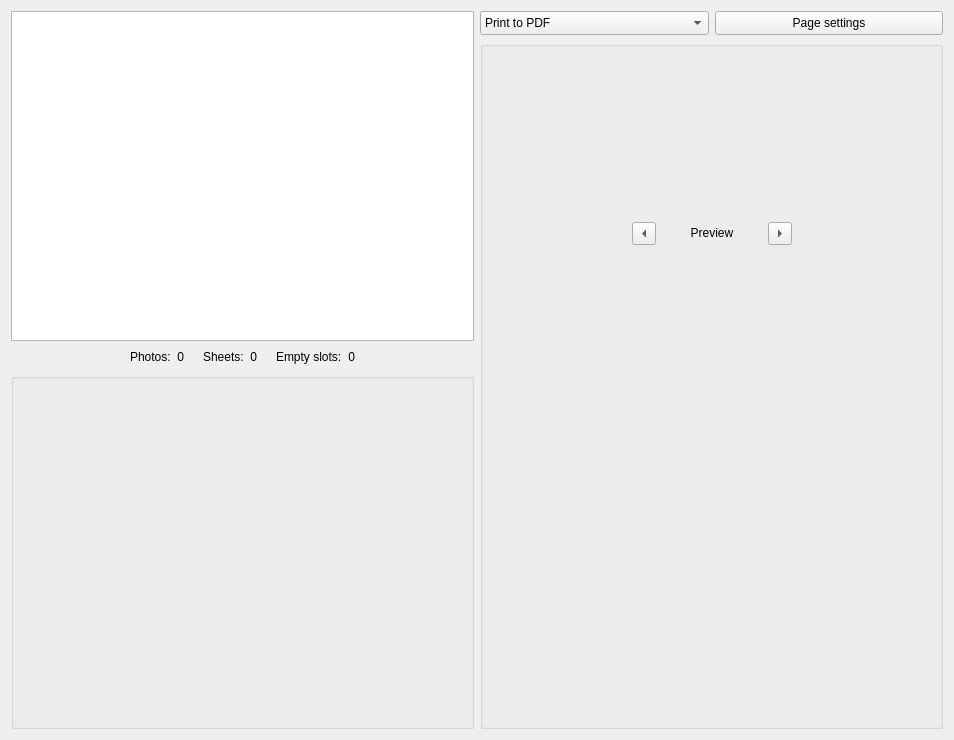
First picture: the form in utilities/assistants/printcreator/ui/advprintphotopage.ui, repository KDE/digikam, before the edit.
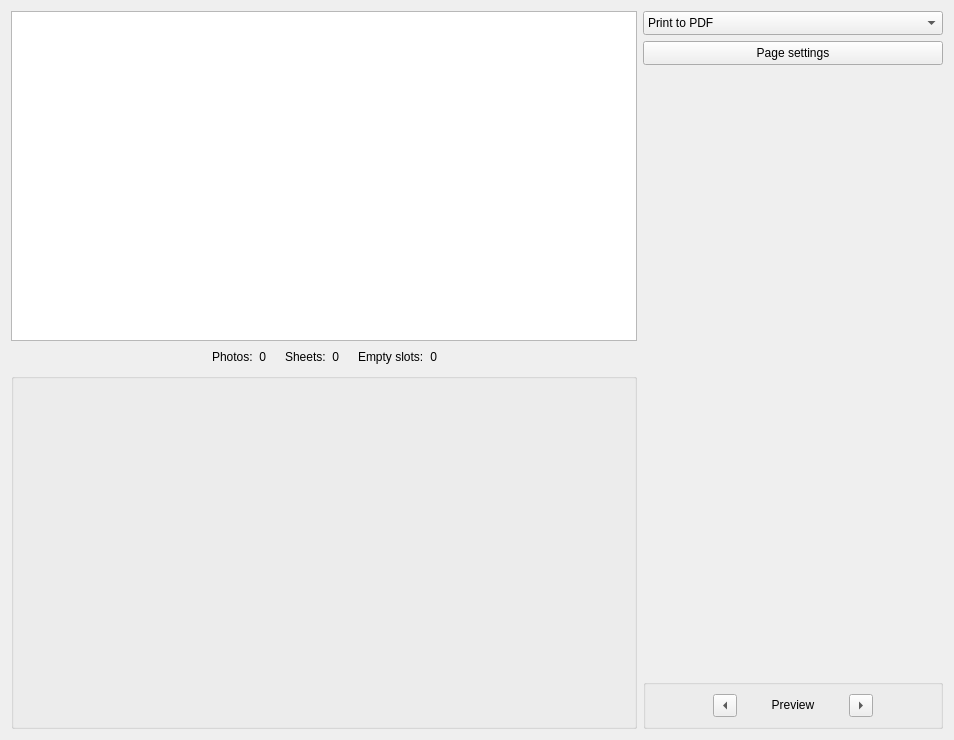
Second picture: the form after the edit.

Diff of the .ui file:
```diff
--- a/utilities/assistants/printcreator/ui/advprintphotopage.ui
+++ b/utilities/assistants/printcreator/ui/advprintphotopage.ui
@@ -168,7 +168,7 @@
      <item>
       <layout class="QVBoxLayout" name="verticalLayout_2">
        <item>
-        <layout class="QHBoxLayout" name="horizontalLayout">
+        <layout class="QVBoxLayout" name="verticalLayout_3">
          <item>
           <widget class="QComboBox" name="m_printer_choice">
            <property name="minimumSize">
@@ -212,10 +212,42 @@
          </item>
         </layout>
        </item>
+       <item>
+        <spacer name="verticalSpacer">
+         <property name="orientation">
+          <enum>Qt::Vertical</enum>
+         </property>
+         <property name="sizeHint" stdset="0">
+          <size>
+           <width>20</width>
+           <height>40</height>
+          </size>
+         </property>
+        </spacer>
+       </item>
+       <item>
+        <widget class="QLabel" name="BmpFirstPagePreview">
+         <property name="sizePolicy">
+          <sizepolicy hsizetype="Maximum" vsizetype="Maximum">
+           <horstretch>0</horstretch>
+           <verstretch>0</verstretch>
+          </sizepolicy>
+         </property>
+         <property name="minimumSize">
+          <size>
+           <width>300</width>
+           <height>300</height>
+          </size>
+         </property>
+         <property name="alignment">
+          <set>Qt::AlignCenter</set>
+         </property>
+        </widget>
+       </item>
        <item>
         <widget class="QGroupBox" name="groupBox">
          <property name="sizePolicy">
-          <sizepolicy hsizetype="Minimum" vsizetype="Preferred">
+          <sizepolicy hsizetype="Maximum" vsizetype="Maximum">
            <horstretch>0</horstretch>
            <verstretch>0</verstretch>
           </sizepolicy>
@@ -230,34 +262,8 @@
           <string/>
          </property>
          <layout class="QHBoxLayout" name="horizontalLayout_8">
-          <item>
-           <spacer name="horizontalSpacer_9">
-            <property name="orientation">
-             <enum>Qt::Horizontal</enum>
-            </property>
-            <property name="sizeHint" stdset="0">
-             <size>
-              <width>36</width>
-              <height>20</height>
-             </size>
-            </property>
-           </spacer>
-          </item>
           <item>
            <layout class="QVBoxLayout" name="verticalLayout_12">
-            <item>
-             <spacer name="verticalSpacer">
-              <property name="orientation">
-               <enum>Qt::Vertical</enum>
-              </property>
-              <property name="sizeHint" stdset="0">
-               <size>
-                <width>20</width>
-                <height>16</height>
-               </size>
-              </property>
-             </spacer>
-            </item>
             <item>
              <layout class="QVBoxLayout" name="verticalLayout">
               <item>
@@ -356,55 +362,10 @@
                 </item>
                </layout>
               </item>
-              <item>
-               <widget class="QLabel" name="BmpFirstPagePreview">
-                <property name="sizePolicy">
-                 <sizepolicy hsizetype="Fixed" vsizetype="Preferred">
-                  <horstretch>0</horstretch>
-                  <verstretch>0</verstretch>
-                 </sizepolicy>
-                </property>
-                <property name="minimumSize">
-                 <size>
-                  <width>300</width>
-                  <height>300</height>
-                 </size>
-                </property>
-                <property name="alignment">
-                 <set>Qt::AlignCenter</set>
-                </property>
-               </widget>
-              </item>
              </layout>
             </item>
-            <item>
-             <spacer name="verticalSpacer_2">
-              <property name="orientation">
-               <enum>Qt::Vertical</enum>
-              </property>
-              <property name="sizeHint" stdset="0">
-               <size>
-                <width>20</width>
-                <height>16</height>
-               </size>
-              </property>
-             </spacer>
-            </item>
            </layout>
           </item>
-          <item>
-           <spacer name="horizontalSpacer_5">
-            <property name="orientation">
-             <enum>Qt::Horizontal</enum>
-            </property>
-            <property name="sizeHint" stdset="0">
-             <size>
-              <width>35</width>
-              <height>20</height>
-             </size>
-            </property>
-           </spacer>
-          </item>
          </layout>
         </widget>
        </item>
```
